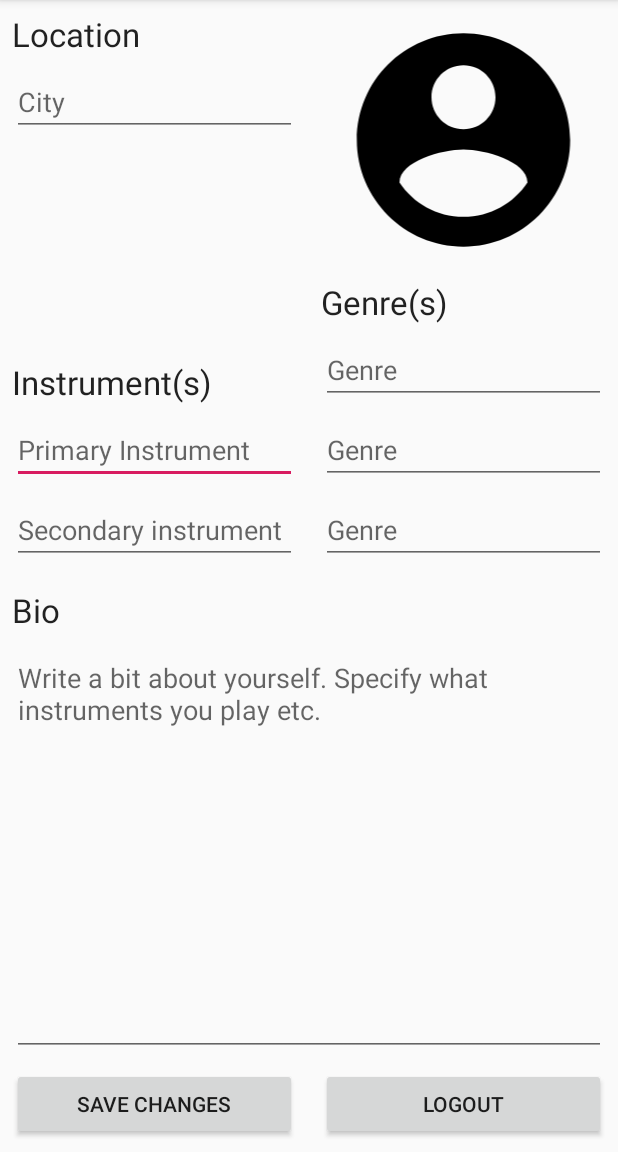
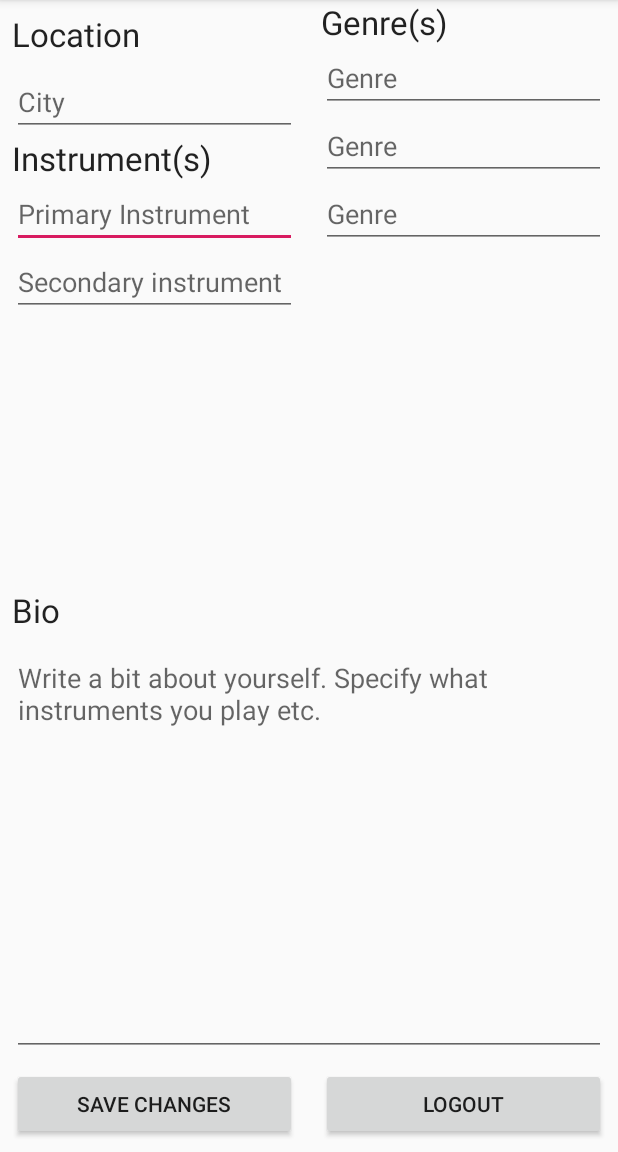
Before and after one commit to Oliverac28/FindMyBand, an Android app: the account screen opened directly, with no data from a screen before it, on a phone screen of 412 x 824 dp, the part 84-1236 px from its top. Run offline under Robolectric (Android 15) with nearby library versions, the phone set to English and light mode, and no system bars; our stand-ins replace Firebase (no records; nobody signed in at launch, a user with empty details on screens opened directly).

Commit message:
Fixed Account

```diff
--- a/app/src/main/java/com/example/findmyband/account.java
+++ b/app/src/main/java/com/example/findmyband/account.java
@@ -1,10 +1,10 @@
 package com.example.findmyband;
 
-import android.Manifest;
+
 import android.content.Intent;
 import androidx.annotation.NonNull;
 
-import com.firebase.ui.auth.AuthUI;
+
 import com.google.android.gms.tasks.OnCompleteListener;
 import com.google.android.gms.tasks.Task;
 import com.google.android.material.navigation.NavigationView;
@@ -14,66 +14,54 @@ import com.google.firebase.firestore.FirebaseFirestore;
 import com.google.firebase.storage.FirebaseStorage;
 import com.google.firebase.storage.StorageReference;
 import com.google.firebase.storage.UploadTask;
-import com.theartofdev.edmodo.cropper.CropImage;
-import com.theartofdev.edmodo.cropper.CropImageView;
 
-import androidx.core.app.ActivityCompat;
-import androidx.core.content.ContextCompat;
 import androidx.core.view.GravityCompat;
 import androidx.drawerlayout.widget.DrawerLayout;
 import androidx.appcompat.app.ActionBarDrawerToggle;
 import androidx.appcompat.app.AppCompatActivity;
 
-import android.content.pm.PackageManager;
-import android.graphics.Bitmap;
+
 import android.net.Uri;
-import android.os.Build;
+
 import android.os.Bundle;
 import androidx.appcompat.widget.Toolbar;
 
-import android.text.TextUtils;
+
 import android.view.MenuItem;
 import android.view.View;
-import android.widget.AdapterView;
-import android.widget.ArrayAdapter;
+
 import android.widget.Button;
 import android.widget.EditText;
-import android.widget.Spinner;
+
 import android.widget.Toast;
 
-import java.io.ByteArrayOutputStream;
-import java.io.File;
-import java.io.IOException;
+
 import java.util.HashMap;
 import java.util.Map;
 
-import de.hdodenhof.circleimageview.CircleImageView;
-import id.zelory.compressor.Compressor;
 
-public class account extends AppCompatActivity implements /*AdapterView.OnItemSelectedListener,*/ NavigationView.OnNavigationItemSelectedListener{
+
+public class account extends AppCompatActivity implements NavigationView.OnNavigationItemSelectedListener{
 
     private DrawerLayout drawer;
-    //private Spinner primary_instrument;
-    //private Spinner secondary_instrument;
 
     private Button mLogout;
+    private Button saveBtn;
 
     //saving user profile
-    /////////////////////////////private CircleImageView setupImage;
-    private Uri mainImageURI = null;
 
     private String user_id;
 
-    private boolean isChanged = false;
 
     private EditText mLocation, mPrimaryInstrument, mSecondaryInstrument, mGenreOne, mGenreTwo, mGenreThree, mBio;
-    private Button saveBtn;
+    StorageReference storageReference;
 
-    private StorageReference storageReference;
     private FirebaseAuth firebaseAuth;
     private FirebaseFirestore firebaseFirestore;
 
-    private Bitmap compressedImageFile;
+    private FirebaseFirestore db = FirebaseFirestore.getInstance();
+
+
     //
 
     @Override
@@ -104,7 +92,7 @@ public class account extends AppCompatActivity implements /*AdapterView.OnItemSe
             storageReference = FirebaseStorage.getInstance().getReference();
 
 
-           /////////////////////////////////// setupImage = findViewById(R.id.setup_image);
+
 
             mLocation = findViewById(R.id.location);
             mPrimaryInstrument = findViewById(R.id.primary_instrument);
@@ -123,9 +111,9 @@ public class account extends AppCompatActivity implements /*AdapterView.OnItemSe
                 @Override
                 public void onComplete(@NonNull Task<DocumentSnapshot> task) {
 
-                    if(task.isSuccessful()){
+                    if (task.isSuccessful()) {
 
-                        if(task.getResult().exists()){
+                        if (task.getResult().exists()) {
 
                             String location = task.getResult().getString("location");
                             String primaryInstrument = task.getResult().getString("primaryInstrument");
@@ -135,9 +123,6 @@ public class account extends AppCompatActivity implements /*AdapterView.OnItemSe
                             String genreThree = task.getResult().getString("genreThree");
                             String bio = task.getResult().getString("bio");
 
-                            String image = task.getResult().getString("image");
-
-                            mainImageURI = Uri.parse(image);
 
                             mLocation.setText(location);
                             mPrimaryInstrument.setText(primaryInstrument);
@@ -149,7 +134,6 @@ public class account extends AppCompatActivity implements /*AdapterView.OnItemSe
                         }
 
                     } else {
-
                         String error = task.getException().getMessage();
                         Toast.makeText(account.this, "(FIRESTORE Retrieve Error2) : " + error, Toast.LENGTH_LONG).show();
                     }
@@ -158,116 +142,34 @@ public class account extends AppCompatActivity implements /*AdapterView.OnItemSe
                 }
             });
 
-
+            //Crashes on attempt to overwrite value
             saveBtn.setOnClickListener(new View.OnClickListener() {
                 @Override
                 public void onClick(View v) {
 
-                    final String _location = mLocation.getText().toString();
+                    final String location = mLocation.getText().toString();
                     final String primary_instrument = mPrimaryInstrument.getText().toString();
                     final String secondary_instrument = mSecondaryInstrument.getText().toString();
                     final String genre_one = mGenreOne.getText().toString();
                     final String genre_two = mGenreTwo.getText().toString();
                     final String genre_three = mGenreThree.getText().toString();
-                    final String _bio = mBio.getText().toString();
-
-                    if (!TextUtils.isEmpty(_location) && mainImageURI != null) {
-
-
-
-                        if (isChanged) {
+                    final String bio = mBio.getText().toString();
 
                     user_id = firebaseAuth.getCurrentUser().getUid();
+                    try {
+                        Task<UploadTask.TaskSnapshot> task = null;
+                        storeFirestore(task, location, primary_instrument, secondary_instrument, genre_one, genre_two, genre_three, bio);
 
-                            File newImageFile = new File(mainImageURI.getPath());
-                            try {
-
-                                compressedImageFile = new Compressor(account.this)
-                                        .setMaxHeight(125)
-                                        .setMaxWidth(125)
-                                        .setQuality(50)
-                                        .compressToBitmap(newImageFile);
-
-                            } catch (IOException e) {
-                                e.printStackTrace();
+                        //storeFirestore(null, _location, primary_instrument, secondary_instrument, genre_one, genre_two, genre_three, _bio);
                     }
-
-                            ByteArrayOutputStream baos = new ByteArrayOutputStream();
-                            compressedImageFile.compress(Bitmap.CompressFormat.JPEG, 100, baos);
-                            byte[] thumbData = baos.toByteArray();
-
-                            UploadTask image_path = storageReference.child("profile_images").child(user_id + ".jpg").putBytes(thumbData);
-
-                            image_path.addOnCompleteListener(new OnCompleteListener<UploadTask.TaskSnapshot>() {
-                                @Override
-                                public void onComplete(@NonNull Task<UploadTask.TaskSnapshot> task) {
-
-                                    if (task.isSuccessful()) {
-                                        storeFirestore(task, _location, primary_instrument, secondary_instrument, genre_one, genre_two, genre_three, _bio);
-
-                                    } else {
-
-                                        String error = task.getException().getMessage();
-                                        //Toast.makeText(setup.this, "(IMAGE Error) : " + error, Toast.LENGTH_LONG).show();
-
-
-
+                    catch (Exception task){
+                        Toast.makeText(account.this, "(Cannot Overwrite)", Toast.LENGTH_SHORT).show();
                     }
-                                }
-                            });
-
-                        } else {
-
-                            storeFirestore(null, _location, primary_instrument, secondary_instrument, genre_one, genre_two, genre_three, _bio);
-
-                        }
-
-                    }
-
                 }
 
             });
-/*
-            setupImage.setOnClickListener(new View.OnClickListener() {
-                @Override
-                public void onClick(View v) {
-
-                    if(Build.VERSION.SDK_INT >= Build.VERSION_CODES.M){
-
-                        if(ContextCompat.checkSelfPermission(account.this, Manifest.permission.READ_EXTERNAL_STORAGE) != PackageManager.PERMISSION_GRANTED){
-
-                            //Toast.makeText(setup.this, "Permission Denied", Toast.LENGTH_LONG).show();
-                            ActivityCompat.requestPermissions(account.this, new String[]{Manifest.permission.READ_EXTERNAL_STORAGE}, 1);
-
-                        } else {
-
-                            BringImagePicker();
-
         }
 
-                    } else {
-
-                        BringImagePicker();
-
-                    }
-
-                }
-
-            });*/
-        }
-        //
-
-        /*{
-            primary_instrument = findViewById(R.id.primary_instrument);
-            secondary_instrument = findViewById(R.id.secondary_instrument);
-
-            ArrayAdapter<CharSequence> adapter = ArrayAdapter.createFromResource(this,
-                    R.array.instrument_array, android.R.layout.simple_spinner_item);
-            adapter.setDropDownViewResource(android.R.layout.simple_spinner_dropdown_item);
-
-            primary_instrument.setAdapter(adapter);
-            secondary_instrument.setAdapter(adapter);
-        }*/
 
         {
             Toolbar toolbar = findViewById(R.id.toolbar);
@@ -291,101 +193,32 @@ public class account extends AppCompatActivity implements /*AdapterView.OnItemSe
     }
 
     //methods for saving user profile
-    private void storeFirestore(@NonNull Task<UploadTask.TaskSnapshot> task, String _location, String primary_instrument
-            , String secondary_instrument, String genre_one, String genre_two, String genre_three, String _bio) {
+    private void storeFirestore(@NonNull Task<UploadTask.TaskSnapshot> task, String location, String primary_instrument
+            , String secondary_instrument, String genre_one, String genre_two, String genre_three, String bio) {
 
-        Uri download_uri;
+        db.collection("Users").document(user_id)
+                .update(
+                        "location", location,
+                        "primaryInstrument", primary_instrument,
+                        "secondaryInstrument", secondary_instrument,
+                        "genreOne", genre_one,
+                        "genreTwo", genre_two,
+                        "genreThree", genre_three,
+                        "bio", bio
+                       );
 
-        if(task != null) {
+        System.out.println("Hello");
 
-            download_uri = task.getResult().getUploadSessionUri();
-
-        } else {
-
-            download_uri = mainImageURI;
-
-        }
-
-        Map<String, String> userMap = new HashMap<>();
-        userMap.put("location", _location);
-        userMap.put("primaryInstrument", primary_instrument);
-        userMap.put("secondaryInstrument", secondary_instrument);
-        userMap.put("genreOne", genre_one);
-        userMap.put("genreTwo", genre_two);
-        userMap.put("genreThree", genre_three);
-        userMap.put("bio", _bio);
-
-        userMap.put("image", download_uri.toString());
-
-        firebaseFirestore.collection("Users").document(user_id).set(userMap).addOnCompleteListener(new OnCompleteListener<Void>() {
-            @Override
-            public void onComplete(@NonNull Task<Void> task) {
-
-                if(task.isSuccessful()){
 
         Toast.makeText(account.this, "The user Settings are updated.", Toast.LENGTH_LONG).show();
         Intent mainIntent = new Intent(account.this, discovery.class);
         startActivity(mainIntent);
         finish();
 
-                } else {
-
-                    String error = task.getException().getMessage();
-                    Toast.makeText(account.this, "(FIRESTORE Error1) : " + error, Toast.LENGTH_LONG).show();
 
     }
 
 
-            }
-        });
-
-
-    }
-
-    private void BringImagePicker() {
-
-        CropImage.activity()
-                .setGuidelines(CropImageView.Guidelines.ON)
-                .setAspectRatio(1, 1)
-                .start(account.this);
-
-    }
-
-    @Override
-    protected void onActivityResult(int requestCode, int resultCode, Intent data) {
-        super.onActivityResult(requestCode, resultCode, data);
-
-        if (requestCode == CropImage.CROP_IMAGE_ACTIVITY_REQUEST_CODE) {
-            CropImage.ActivityResult result = CropImage.getActivityResult(data);
-            if (resultCode == RESULT_OK) {
-
-                mainImageURI = result.getUri();
-             ////////////////////   setupImage.setImageURI(mainImageURI);
-
-                isChanged = true;
-
-            } else if (resultCode == CropImage.CROP_IMAGE_ACTIVITY_RESULT_ERROR_CODE) {
-
-                Exception error = result.getError();
-
-            }
-        }
-
-    }
-    //
-    /*
-
-    //Methods for spinners
-    public void onItemSelected(AdapterView<?> parent, View view,
-                               int pos, long id) {
-        // An item was selected. You can retrieve the selected item using
-        // parent.getItemAtPosition(pos)
-    }
-
-    public void onNothingSelected(AdapterView<?> parent) {
-        // Another interface callback
-    }
-    */
     //navigation method
     @Override
     public boolean onNavigationItemSelected(@NonNull MenuItem item){
@@ -412,7 +245,7 @@ public class account extends AppCompatActivity implements /*AdapterView.OnItemSe
         }
         return true;
     }
-//*************
+
 
     @Override
     public void onBackPressed() {
--- a/app/src/main/res/layout/activity_account.xml
+++ b/app/src/main/res/layout/activity_account.xml
@@ -60,14 +60,13 @@
                 android:layout_height="wrap_content"
                 android:layout_marginStart="8dp"
                 android:layout_marginEnd="8dp"
-                android:layout_marginBottom="8dp"
                 android:text="Instrument(s)"
                 android:textAppearance="@style/TextAppearance.AppCompat.Large"
                 android:textSize="22sp"
-                app:layout_constraintBottom_toTopOf="@+id/primary_instrument"
                 app:layout_constraintEnd_toStartOf="@+id/guideline"
                 app:layout_constraintHorizontal_bias="0.0"
-                app:layout_constraintStart_toStartOf="parent" />
+                app:layout_constraintStart_toStartOf="parent"
+                app:layout_constraintTop_toBottomOf="@+id/location" />
 
             <EditText
                 android:id="@+id/primary_instrument"
@@ -75,13 +74,12 @@
                 android:layout_height="wrap_content"
                 android:layout_marginStart="8dp"
                 android:layout_marginEnd="8dp"
-                android:layout_marginBottom="8dp"
                 android:ems="10"
                 android:hint="Primary Instrument"
                 android:inputType="textPersonName"
-                app:layout_constraintBottom_toTopOf="@+id/secondary_instrument"
                 app:layout_constraintEnd_toStartOf="@+id/guideline"
-                app:layout_constraintStart_toStartOf="parent" />
+                app:layout_constraintStart_toStartOf="parent"
+                app:layout_constraintTop_toBottomOf="@+id/instrument_textView" />
 
             <EditText
                 android:id="@+id/secondary_instrument"
@@ -89,13 +87,12 @@
                 android:layout_height="wrap_content"
                 android:layout_marginStart="8dp"
                 android:layout_marginEnd="8dp"
-                android:layout_marginBottom="8dp"
                 android:ems="10"
                 android:hint="Secondary instrument"
                 android:inputType="textPersonName"
-                app:layout_constraintBottom_toTopOf="@+id/guideline2"
                 app:layout_constraintEnd_toStartOf="@+id/guideline"
-                app:layout_constraintStart_toStartOf="parent" />
+                app:layout_constraintStart_toStartOf="parent"
+                app:layout_constraintTop_toBottomOf="@+id/primary_instrument" />
 
             <TextView
                 android:id="@+id/genres_textView"
@@ -103,13 +100,12 @@
                 android:layout_height="wrap_content"
                 android:layout_marginStart="8dp"
                 android:layout_marginEnd="8dp"
-                android:layout_marginBottom="8dp"
                 android:text="Genre(s)"
                 android:textAppearance="@style/TextAppearance.AppCompat.Large"
                 android:textSize="22sp"
-                app:layout_constraintBottom_toTopOf="@+id/genre_one"
                 app:layout_constraintEnd_toEndOf="parent"
-                app:layout_constraintStart_toStartOf="@+id/guideline" />
+                app:layout_constraintStart_toStartOf="@+id/guideline"
+                app:layout_constraintTop_toTopOf="parent" />
 
             <EditText
                 android:id="@+id/genre_one"
@@ -117,14 +113,13 @@
                 android:layout_height="wrap_content"
                 android:layout_marginStart="8dp"
                 android:layout_marginEnd="8dp"
-                android:layout_marginBottom="8dp"
                 android:ems="10"
                 android:hint="Genre"
                 android:inputType="textPersonName"
-                app:layout_constraintBottom_toTopOf="@+id/genre_two"
                 app:layout_constraintEnd_toEndOf="parent"
                 app:layout_constraintHorizontal_bias="1.0"
-                app:layout_constraintStart_toStartOf="@+id/guideline" />
+                app:layout_constraintStart_toStartOf="@+id/guideline"
+                app:layout_constraintTop_toBottomOf="@+id/genres_textView" />
 
             <EditText
                 android:id="@+id/genre_two"
@@ -132,14 +127,13 @@
                 android:layout_height="wrap_content"
                 android:layout_marginStart="8dp"
                 android:layout_marginEnd="8dp"
-                android:layout_marginBottom="8dp"
                 android:ems="10"
                 android:hint="Genre"
                 android:inputType="textPersonName"
-                app:layout_constraintBottom_toTopOf="@+id/genre_three"
                 app:layout_constraintEnd_toEndOf="parent"
                 app:layout_constraintHorizontal_bias="1.0"
-                app:layout_constraintStart_toStartOf="@+id/guideline" />
+                app:layout_constraintStart_toStartOf="@+id/guideline"
+                app:layout_constraintTop_toBottomOf="@+id/genre_one" />
 
             <EditText
                 android:id="@+id/genre_three"
@@ -147,13 +141,12 @@
                 android:layout_height="wrap_content"
                 android:layout_marginStart="8dp"
                 android:layout_marginEnd="8dp"
-                android:layout_marginBottom="8dp"
                 android:ems="10"
                 android:hint="Genre"
                 android:inputType="textPersonName"
-                app:layout_constraintBottom_toTopOf="@+id/guideline2"
                 app:layout_constraintEnd_toEndOf="parent"
-                app:layout_constraintStart_toStartOf="@+id/guideline" />
+                app:layout_constraintStart_toStartOf="@+id/guideline"
+                app:layout_constraintTop_toBottomOf="@+id/genre_two" />
 
             <TextView
                 android:id="@+id/bio_textView"
@@ -213,20 +206,6 @@
                 app:layout_constraintStart_toStartOf="parent"
                 app:layout_constraintTop_toBottomOf="@+id/location_textView" />
 
-            <ImageView
-                android:id="@+id/profile_picture"
-                android:layout_width="0dp"
-                android:layout_height="0dp"
-                android:layout_marginStart="8dp"
-                android:layout_marginTop="8dp"
-                android:layout_marginEnd="8dp"
-                android:layout_marginBottom="8dp"
-                app:layout_constraintBottom_toTopOf="@+id/genres_textView"
-                app:layout_constraintEnd_toEndOf="parent"
-                app:layout_constraintStart_toStartOf="@+id/guideline"
-                app:layout_constraintTop_toTopOf="parent"
-                app:srcCompat="@drawable/ic_account" />
-
             <Button
                 android:id="@+id/logout_button"
                 android:layout_width="0dp"
```
Also changed, not shown: app/src/main/java/com/example/findmyband/discovery.java (+62 -10 lines), app/src/main/java/com/example/findmyband/setup.java (+9 -1 lines). Lines whose indentation alone changed are shown as unchanged.
